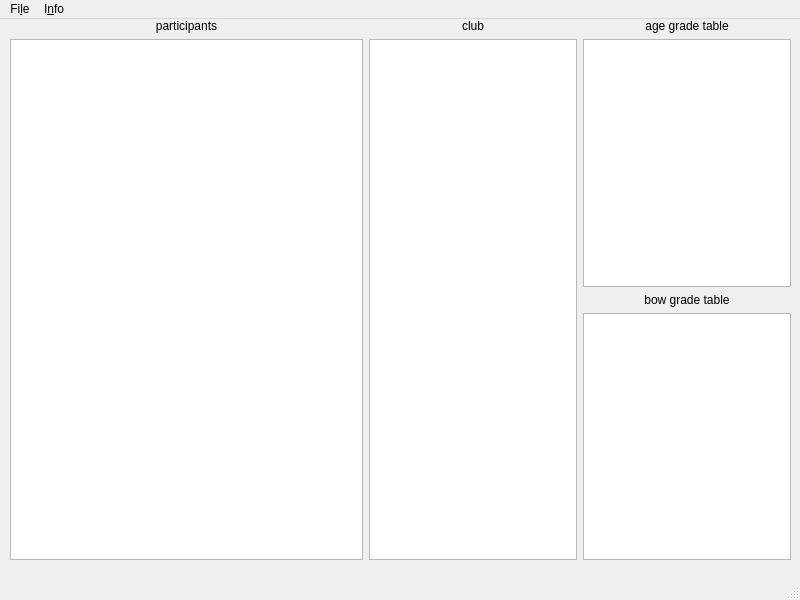
This is modules/gui/main.ui in MarkusHackspacher/Archerrank2 as Qt 5 draws it before an edit. The edited form follows.
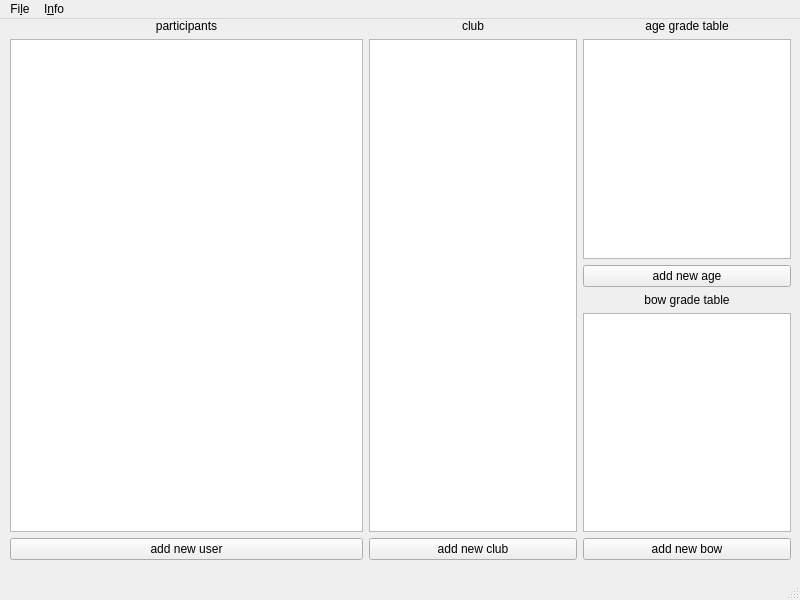
This is the edited form.

Diff of the .ui file:
```diff
--- a/modules/gui/main.ui
+++ b/modules/gui/main.ui
@@ -25,7 +25,7 @@
     </property>
     <layout class="QHBoxLayout" name="horizontalLayout" stretch="17,10,10">
      <item>
-      <layout class="QVBoxLayout" name="verticalLayout" stretch="0,0">
+      <layout class="QVBoxLayout" name="verticalLayout" stretch="0,0,0">
        <item>
         <widget class="QLabel" name="label_user">
          <property name="text">
@@ -39,6 +39,13 @@
        <item>
         <widget class="QTableView" name="tableView_user"/>
        </item>
+       <item>
+        <widget class="QPushButton" name="pushButton_user">
+         <property name="text">
+          <string>add new user</string>
+         </property>
+        </widget>
+       </item>
       </layout>
      </item>
      <item>
@@ -56,6 +63,13 @@
        <item>
         <widget class="QTableView" name="tableView_club"/>
        </item>
+       <item>
+        <widget class="QPushButton" name="pushButton_club">
+         <property name="text">
+          <string>add new club</string>
+         </property>
+        </widget>
+       </item>
       </layout>
      </item>
      <item>
@@ -73,6 +87,13 @@
        <item>
         <widget class="QTableView" name="tableView_age"/>
        </item>
+       <item>
+        <widget class="QPushButton" name="pushButton_age">
+         <property name="text">
+          <string>add new age</string>
+         </property>
+        </widget>
+       </item>
        <item>
         <widget class="QLabel" name="label_bow">
          <property name="text">
@@ -86,6 +107,13 @@
        <item>
         <widget class="QTableView" name="tableView_bow"/>
        </item>
+       <item>
+        <widget class="QPushButton" name="pushButton_bow">
+         <property name="text">
+          <string>add new bow</string>
+         </property>
+        </widget>
+       </item>
       </layout>
      </item>
     </layout>
```
Left out of the diff: 4 changed lines with no effect on the pictures.
